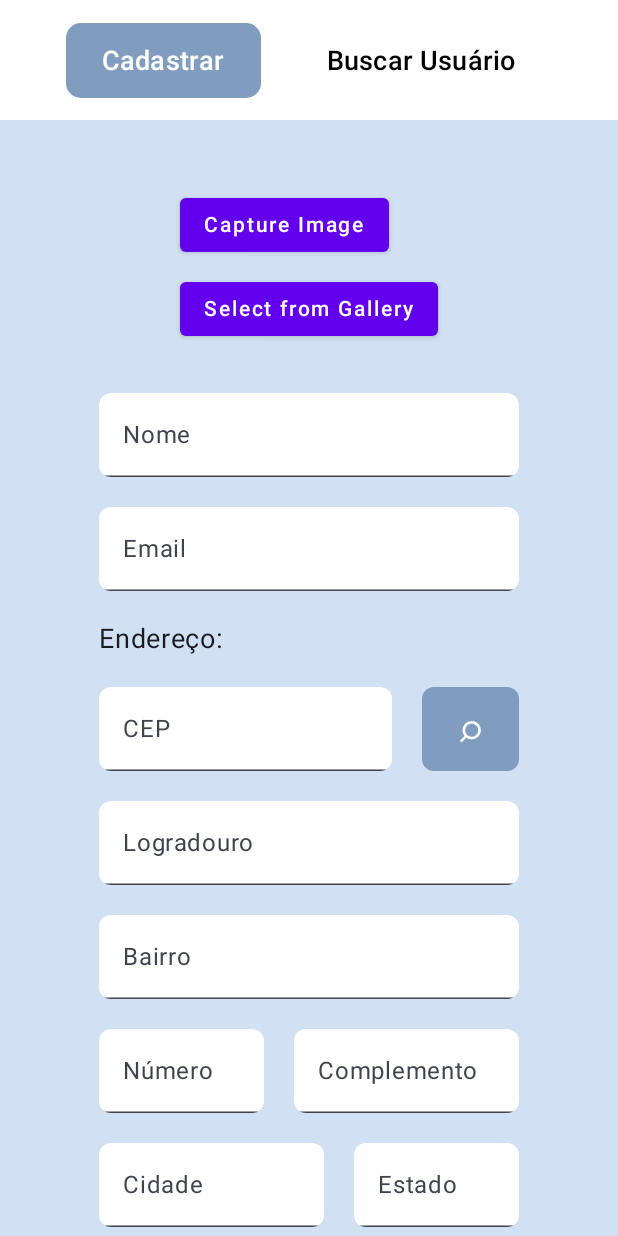
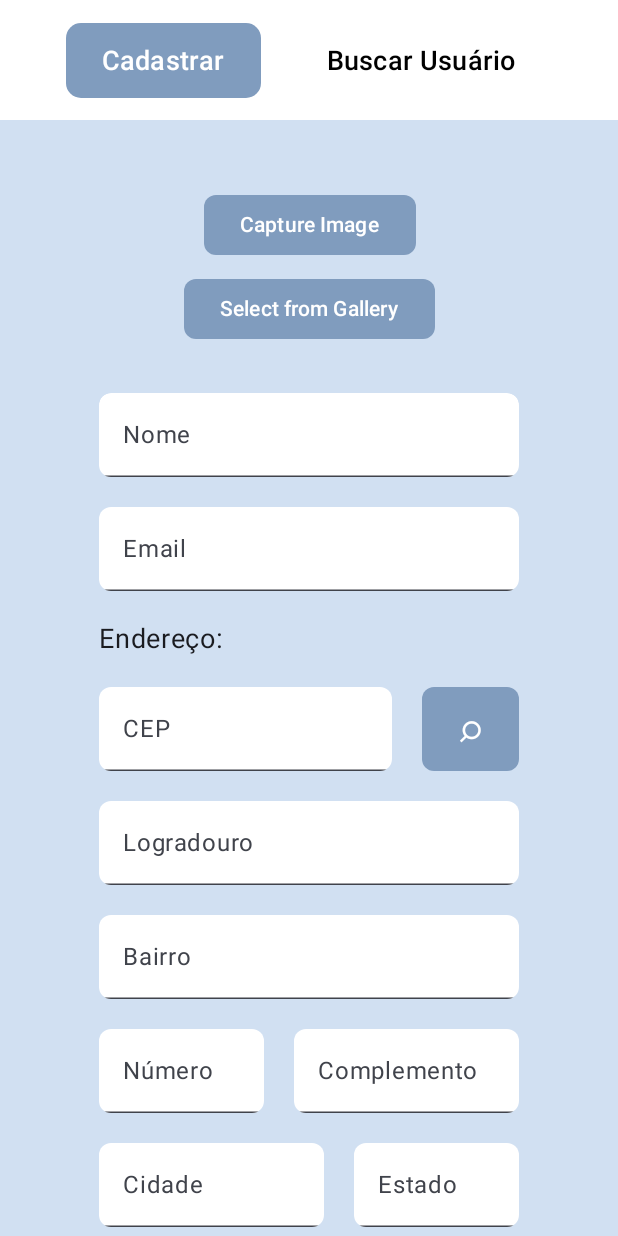
Before and after one commit to ProjetoKotlin/MobileCadastro, an Android app built with Jetpack Compose: the screen it shows after launch (MainActivity), on a phone screen of 412 x 824 dp. Run offline under Robolectric (Android 15) with nearby library versions, the phone set to English and light mode, and no system bars.

Commit message:
Melhorias do layout

```diff
--- a/app/src/main/java/com/cursoimpacta/mobilecadastro/Camera.kt
+++ b/app/src/main/java/com/cursoimpacta/mobilecadastro/Camera.kt
@@ -14,16 +14,19 @@ import androidx.compose.foundation.layout.fillMaxWidth
 import androidx.compose.foundation.layout.height
 import androidx.compose.foundation.layout.padding
 import androidx.compose.foundation.layout.size
-import androidx.compose.material.Button
-import androidx.compose.material.Text
+import androidx.compose.foundation.shape.RoundedCornerShape
+import androidx.compose.material3.Button
+import androidx.compose.material3.Text
+import androidx.compose.material3.ButtonDefaults
 import androidx.compose.runtime.Composable
 import androidx.compose.runtime.getValue
 import androidx.compose.runtime.mutableStateOf
 import androidx.compose.runtime.remember
 import androidx.compose.runtime.setValue
+import androidx.compose.ui.Alignment
 import androidx.compose.ui.Modifier
+import androidx.compose.ui.graphics.Color
 import androidx.compose.ui.graphics.asImageBitmap
-import androidx.compose.ui.layout.ContentScale
 import androidx.compose.ui.platform.LocalContext
 import androidx.compose.ui.unit.dp
 import java.io.IOException
@@ -54,12 +57,16 @@ fun Camera(onBitmapValor: (Bitmap?) -> Unit) {
         }
     }
 
-    Column(modifier = Modifier.padding(16.dp)) {
-        Button(onClick = { cameraLauncher.launch(null) }) {
+    Column(modifier = Modifier.padding(16.dp), horizontalAlignment = Alignment.CenterHorizontally) {
+        Button(onClick = { cameraLauncher.launch(null) },
+            shape = RoundedCornerShape(8.dp),
+            colors = ButtonDefaults.buttonColors(containerColor = Color(0xFF809CBE))) {
             Text("Capture Image")
         }
         Spacer(modifier = Modifier.height(8.dp))
-        Button(onClick = { galleryLauncher.launch("image/*") }) {
+        Button(onClick = { galleryLauncher.launch("image/*") },
+            shape = RoundedCornerShape(8.dp),
+            colors = ButtonDefaults.buttonColors(containerColor = Color(0xFF809CBE))) {
             Text("Select from Gallery")
         }
         Spacer(modifier = Modifier.height(16.dp))
--- a/app/src/main/java/com/cursoimpacta/mobilecadastro/MainActivity.kt
+++ b/app/src/main/java/com/cursoimpacta/mobilecadastro/MainActivity.kt
@@ -10,7 +10,6 @@ import androidx.compose.foundation.layout.Column
 import androidx.compose.foundation.layout.Row
 import androidx.compose.foundation.layout.Spacer
 import androidx.compose.foundation.layout.fillMaxSize
-import androidx.compose.foundation.layout.fillMaxWidth
 import androidx.compose.foundation.layout.height
 import androidx.compose.foundation.layout.size
 import androidx.compose.foundation.layout.width
@@ -36,7 +35,6 @@ import androidx.compose.ui.graphics.asImageBitmap
 import androidx.compose.ui.layout.ContentScale
 import androidx.compose.ui.unit.dp
 import androidx.compose.ui.unit.sp
-import androidx.lifecycle.ViewModel
 import com.cursoimpacta.mobilecadastro.ui.theme.MobileCadastroTheme
 
 
```
